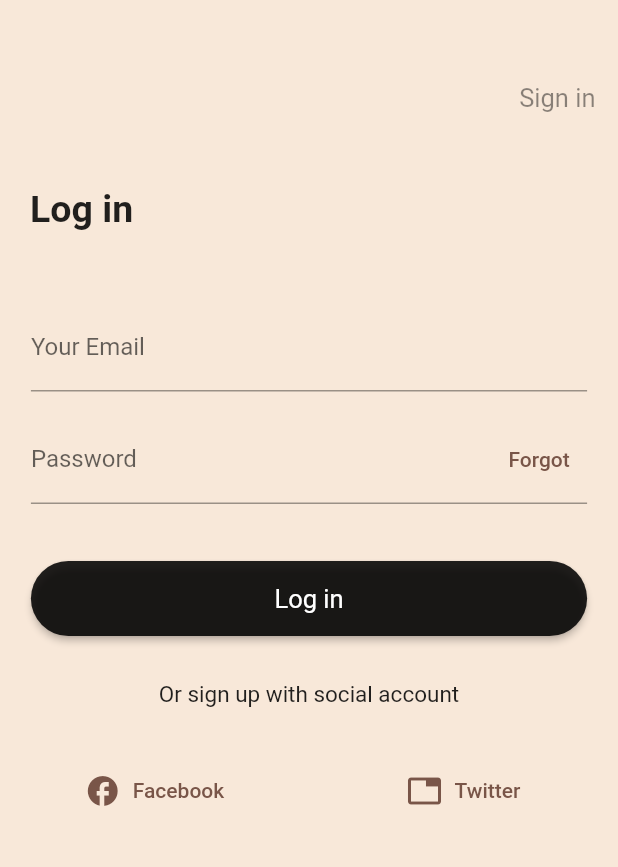
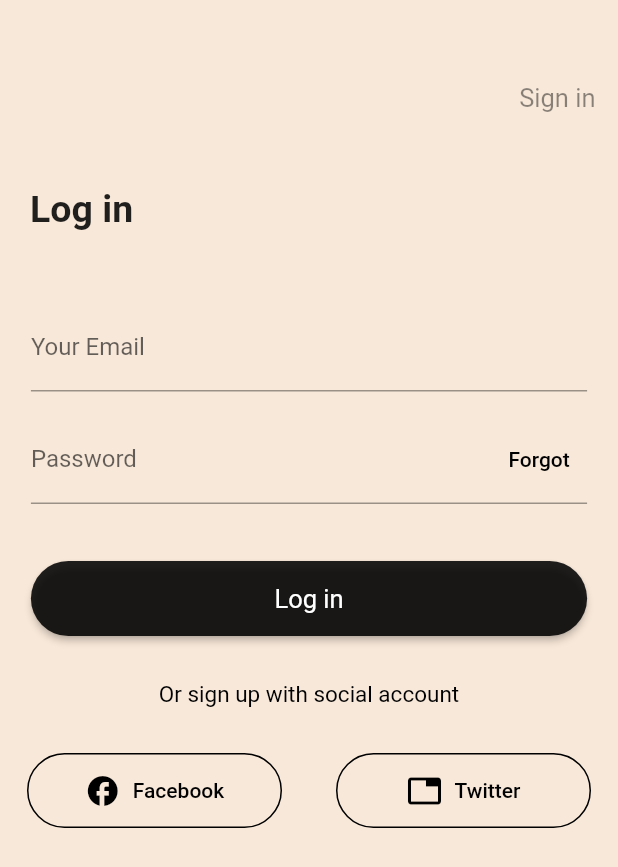
Before and after one commit to vitto2/signup-screen, a Flutter app: the screen it shows after launch, on a phone screen of 412 x 824 dp. Shown: the top 867 px of the screen. Run offline on Flutter 3.47's test engine with Material 2 defaults, Android fonts, the phone set to English and light mode, and no system bars.

Commit message:
botões redes sociais criados

```diff
--- a/lib/src/pages/login_page.dart
+++ b/lib/src/pages/login_page.dart
@@ -75,7 +75,10 @@ class Login_page extends StatelessWidget {
                       labelText: "Password",
                       suffixIcon: TextButton(
                         onPressed: () {},
-                        child: const Text("Forgot"),
+                        child: MyText(
+                          data: "Forgot",
+                          color: Colors.black,
+                        ),
                       ),
                     ),
                   ),
@@ -106,6 +109,7 @@ class Login_page extends StatelessWidget {
             MyText(
               data: "Or sign up with social account",
               fontSize: 15,
+              color: Colors.black,
             ),
             const SizedBox(
               height: 30,
@@ -117,22 +121,42 @@ class Login_page extends StatelessWidget {
                 children: [
                   SizedBox(
                     height: 50,
-                    width: 150,
+                    width: 170,
                     child: MyTextButtonicon(
-                      label: MyText(data: "Facebook"),
+                      label: MyText(
+                        data: "Facebook",
+                        color: Colors.black,
+                      ),
                       onPressed: () {},
-                      icon: const Icon(Icons.facebook),
+                      icon: const Icon(
+                        Icons.facebook,
+                        color: Colors.black,
+                      ),
                       shape: const StadiumBorder(),
+                      side: const BorderSide(
+                        width: 1,
+                        color: Colors.black,
+                      ),
                     ),
                   ),
                   SizedBox(
                     height: 50,
-                    width: 150,
+                    width: 170,
                     child: MyTextButtonicon(
-                      label: MyText(data: "Twitter"),
+                      label: MyText(
+                        data: "Twitter",
+                        color: Colors.black,
+                      ),
                       onPressed: () {},
-                      icon: const Icon(Icons.tab),
+                      icon: const Icon(
+                        Icons.tab,
+                        color: Colors.black,
+                      ),
                       shape: const StadiumBorder(),
+                      side: const BorderSide(
+                        width: 1,
+                        color: Colors.black,
+                      ),
                     ),
                   )
                 ],
```
